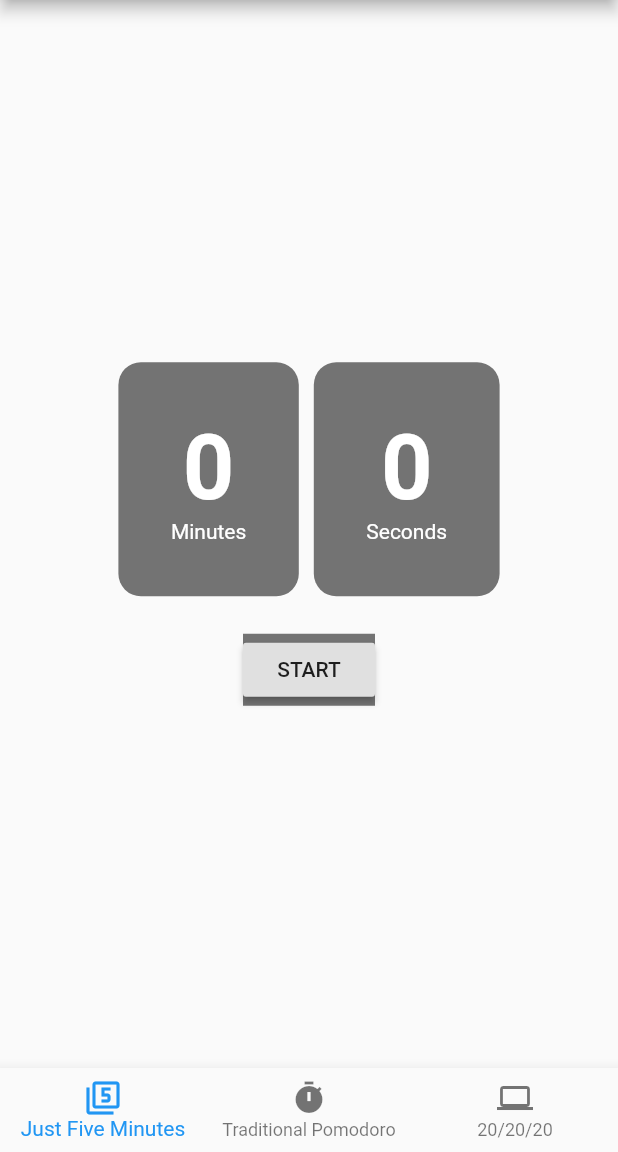
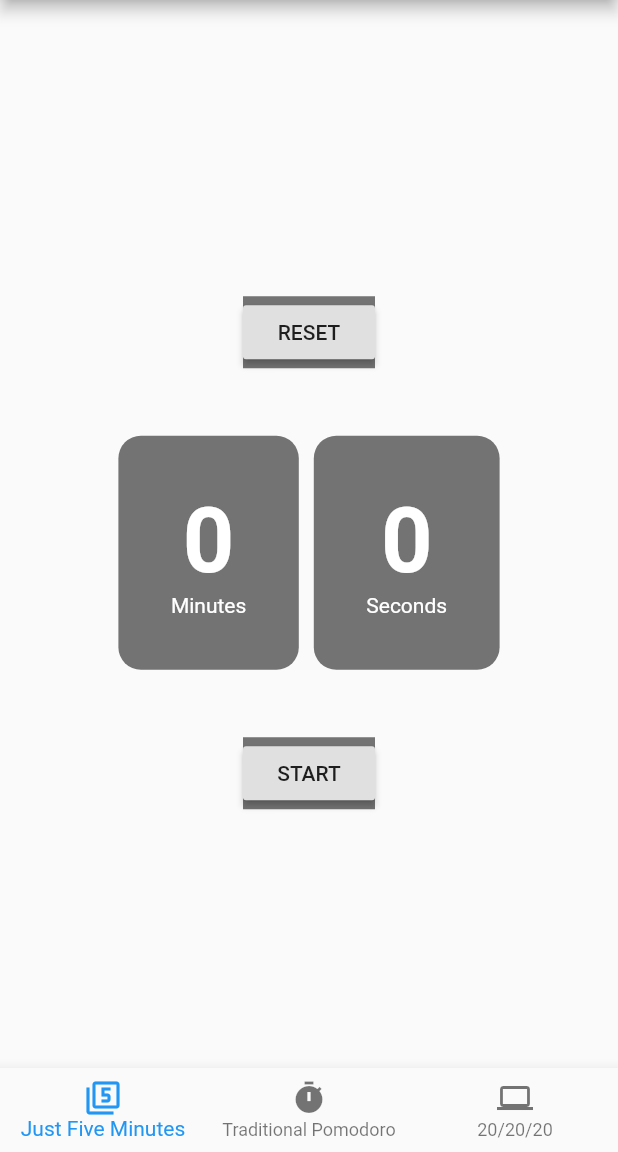
Before and after one commit to christopherchoe/productivity_app, a Flutter app: the screen it shows after launch, on a phone screen of 412 x 824 dp, the part 84-1236 px from its top. Run offline on Flutter 3.47's test engine with Material 2 defaults, Android fonts, the phone set to English and light mode, and no system bars.

Commit message:
updated to have bottom navigation bar with color change, added reset button non functional

```diff
--- a/lib/timer_page.dart
+++ b/lib/timer_page.dart
@@ -71,6 +71,18 @@ class TimerCustomState extends State<TimerCustom> {
           child: Column(
             mainAxisSize: MainAxisSize.min,
             children: <Widget>[
+              Container(
+                margin: EdgeInsets.only(top:25, bottom: 45),
+                color: navigationColors[navigationIndex],
+                child: RaisedButton(
+                  child: Text('RESET'),
+                  onPressed: (){
+                    setState(() {
+                      isActive = !isActive;
+                    });
+                  },
+                ),
+              ),
               Row(
                 mainAxisAlignment: MainAxisAlignment.center,
                 children: <Widget>[
@@ -83,7 +95,7 @@ class TimerCustomState extends State<TimerCustom> {
                 ],
               ),
               Container(
-                margin: EdgeInsets.only(top:25),
+                margin: EdgeInsets.only(top:45),
                 color: navigationColors[navigationIndex],
                 child: RaisedButton(
                   child: Text(isActive ? 'PAUSE' : 'START'),
```
